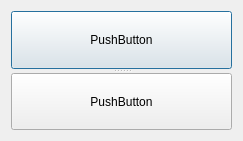
The window that Splitter01/dialog.ui (Gabriel-22/QT-Programming) describes before a commit, drawn with Qt 5.
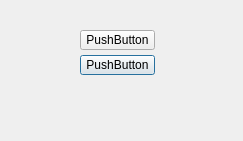
The same window after the commit.

Commit message: spliter and gui tutorials

The edit to the form file:
```diff
--- a/Splitter01/dialog.ui
+++ b/Splitter01/dialog.ui
@@ -13,25 +13,32 @@
   <property name="windowTitle">
    <string>Dialog</string>
   </property>
-  <layout class="QVBoxLayout" name="verticalLayout">
-   <item>
-    <widget class="QSplitter" name="splitter">
-     <property name="orientation">
-      <enum>Qt::Vertical</enum>
-     </property>
-     <widget class="QPushButton" name="pushButton_2">
-      <property name="text">
-       <string>PushButton</string>
-      </property>
-     </widget>
      <widget class="QPushButton" name="pushButton">
+   <property name="geometry">
+    <rect>
+     <x>80</x>
+     <y>55</y>
+     <width>75</width>
+     <height>20</height>
+    </rect>
+   </property>
       <property name="text">
        <string>PushButton</string>
       </property>
      </widget>
-    </widget>
-   </item>
-  </layout>
+  <widget class="QPushButton" name="pushButton_2">
+   <property name="geometry">
+    <rect>
+     <x>80</x>
+     <y>30</y>
+     <width>75</width>
+     <height>20</height>
+    </rect>
+   </property>
+   <property name="text">
+    <string>PushButton</string>
+   </property>
+  </widget>
  </widget>
  <layoutdefault spacing="6" margin="11"/>
  <resources/>
```
Lines whose indentation alone changed are shown as unchanged. The commit also changes 6 other files.
